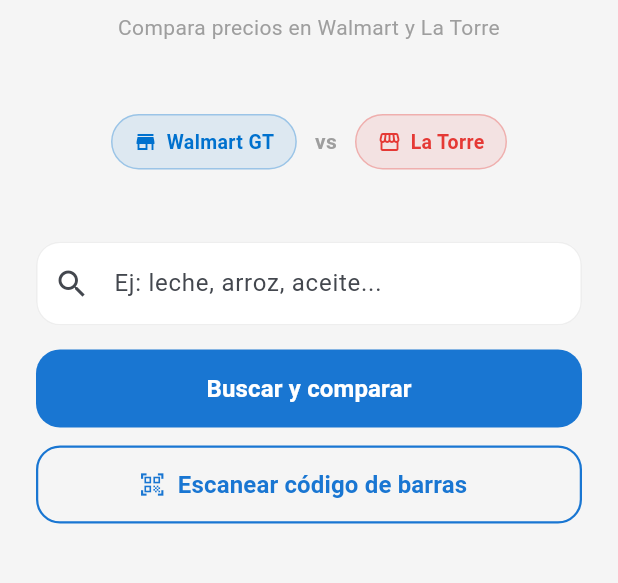
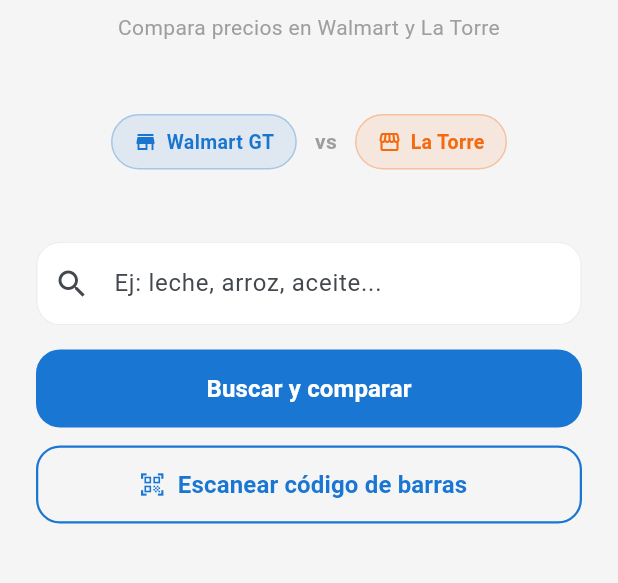
Before and after one commit to sdomccxxv/comparador-precios-gt, a Flutter app: the screen it shows after launch, on a phone screen of 412 x 824 dp, the part 270-853 px from its top. Run offline on Flutter 3.47's test engine with Material 3 defaults, Android fonts, the phone set to English and light mode, and no system bars; our stand-ins replace fl_chart; missing offline and left inert: mobile_scanner.

Commit message:
style(flutter): actualizar colores de tiendas — Walmart a #1A75CF y La Torre a #F36A10

```diff
--- a/flutter_app/lib/screens/home_screen.dart
+++ b/flutter_app/lib/screens/home_screen.dart
@@ -81,7 +81,7 @@
                 children: [
                   _TiendaBadge(
                     nombre: 'Walmart GT',
-                    color: const Color(0xFF0071CE),
+                    color: const Color(0xFF1A75CF),
                     icono: Icons.store,
                   ),
                   const SizedBox(width: 12),
@@ -95,7 +95,7 @@
                   const SizedBox(width: 12),
                   _TiendaBadge(
                     nombre: 'La Torre',
-                    color: const Color(0xFFE53935),
+                    color: const Color(0xFFF36A10),
                     icono: Icons.storefront,
                   ),
                 ],
```
Also changed, not shown: flutter_app/lib/screens/detail_screen.dart (+4 -4 lines), flutter_app/lib/screens/result_screen.dart (+9 -10 lines).
